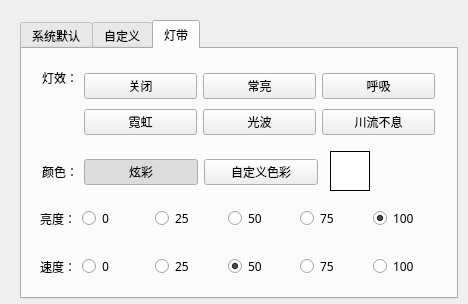
Before: the Qt Designer form Module/ModuleEfColor.ui in wlffeng2008/AkkoStudio, drawn with Qt 5.
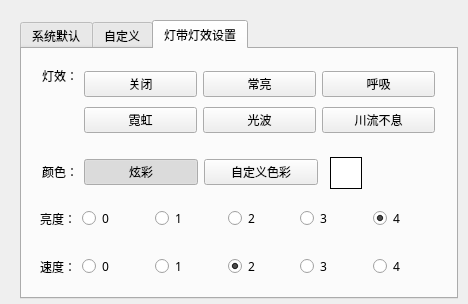
After: the same form once the commit is applied. Icons and pictures are not drawn. Custom widgets are drawn as their Qt base class.

```diff
--- a/Module/ModuleEfColor.ui
+++ b/Module/ModuleEfColor.ui
@@ -404,7 +404,7 @@
        <enum>Qt::FocusPolicy::NoFocus</enum>
       </property>
       <attribute name="title">
-       <string>灯带</string>
+       <string>灯带灯效设置</string>
       </attribute>
       <widget class="QWidget" name="layoutWidget">
        <property name="geometry">
@@ -451,7 +451,7 @@
            <enum>Qt::FocusPolicy::ClickFocus</enum>
           </property>
           <property name="text">
-           <string>25</string>
+           <string>1</string>
           </property>
           <property name="autoExclusive">
            <bool>false</bool>
@@ -470,7 +470,7 @@
            <enum>Qt::FocusPolicy::ClickFocus</enum>
           </property>
           <property name="text">
-           <string>50</string>
+           <string>2</string>
           </property>
           <property name="checked">
            <bool>true</bool>
@@ -492,7 +492,7 @@
            <enum>Qt::FocusPolicy::ClickFocus</enum>
           </property>
           <property name="text">
-           <string>75</string>
+           <string>3</string>
           </property>
           <property name="autoExclusive">
            <bool>false</bool>
@@ -511,7 +511,7 @@
            <enum>Qt::FocusPolicy::ClickFocus</enum>
           </property>
           <property name="text">
-           <string>100</string>
+           <string>4</string>
           </property>
           <property name="autoExclusive">
            <bool>false</bool>
@@ -568,7 +568,7 @@
            <enum>Qt::FocusPolicy::ClickFocus</enum>
           </property>
           <property name="text">
-           <string>25</string>
+           <string>1</string>
           </property>
           <property name="autoExclusive">
            <bool>false</bool>
@@ -587,7 +587,7 @@
            <enum>Qt::FocusPolicy::ClickFocus</enum>
           </property>
           <property name="text">
-           <string>50</string>
+           <string>2</string>
           </property>
           <property name="autoExclusive">
            <bool>false</bool>
@@ -606,7 +606,7 @@
            <enum>Qt::FocusPolicy::ClickFocus</enum>
           </property>
           <property name="text">
-           <string>75</string>
+           <string>3</string>
           </property>
           <property name="autoExclusive">
            <bool>false</bool>
@@ -625,7 +625,7 @@
            <enum>Qt::FocusPolicy::ClickFocus</enum>
           </property>
           <property name="text">
-           <string>100</string>
+           <string>4</string>
           </property>
           <property name="checked">
            <bool>true</bool>
@@ -716,7 +716,7 @@
        <property name="geometry">
         <rect>
          <x>20</x>
-         <y>20</y>
+         <y>18</y>
          <width>393</width>
          <height>70</height>
         </rect>
@@ -889,9 +889,9 @@
        <property name="geometry">
         <rect>
          <x>308</x>
-         <y>102</y>
-         <width>40</width>
-         <height>40</height>
+         <y>108</y>
+         <width>32</width>
+         <height>32</height>
         </rect>
        </property>
        <property name="styleSheet">
@@ -905,9 +905,9 @@
        <property name="geometry">
         <rect>
          <x>362</x>
-         <y>102</y>
-         <width>40</width>
-         <height>40</height>
+         <y>112</y>
+         <width>24</width>
+         <height>24</height>
         </rect>
        </property>
        <property name="cursor">
```
Left out of the diff: 2 changed lines with no effect on the pictures.
